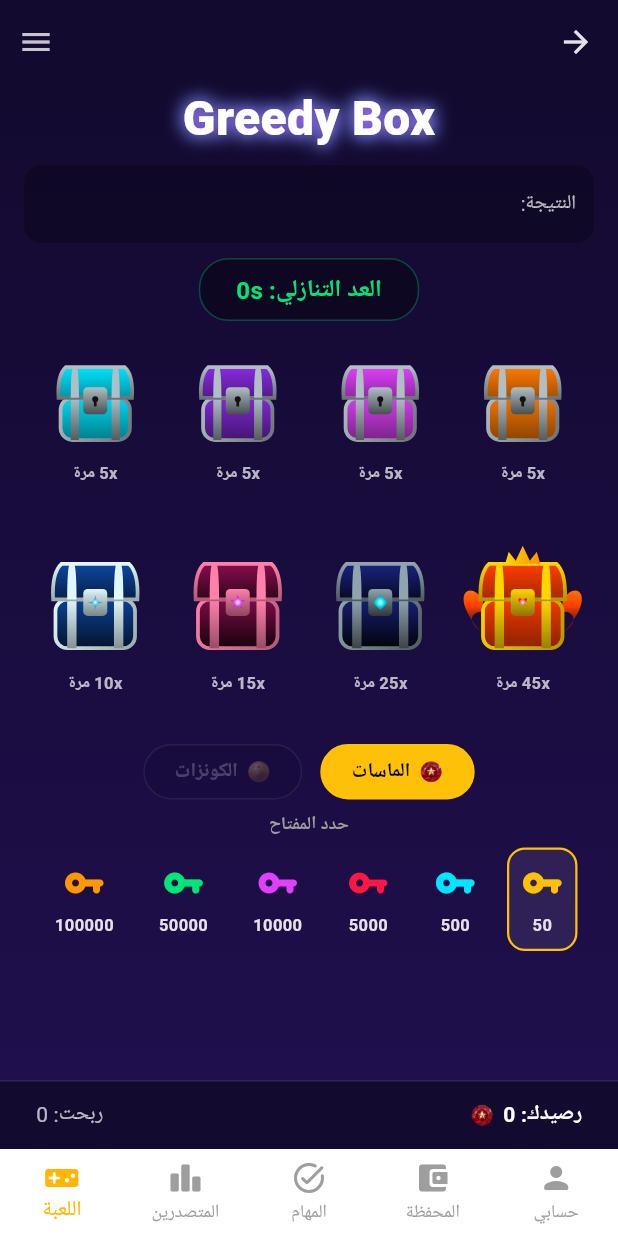
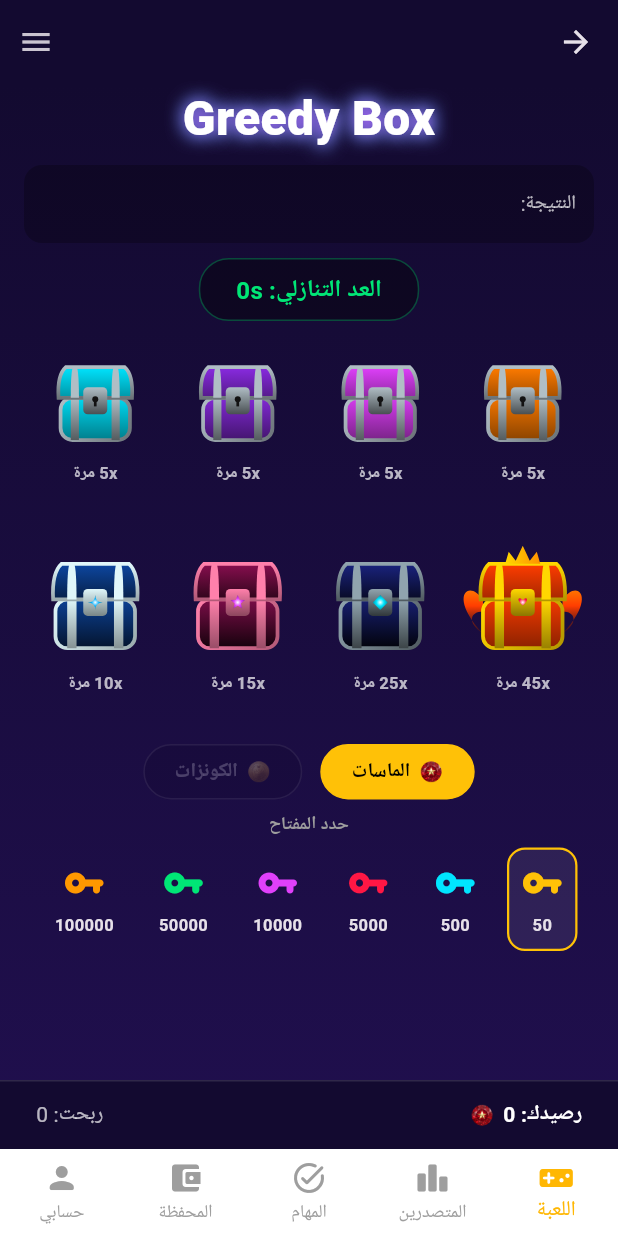
Before and after one commit to a94r98/greed-box-mobile, a Flutter app: the MainNavigationPage screen opened directly, on a phone screen of 412 x 824 dp. Run offline on Flutter 3.47's test engine with Material 3 defaults, Android fonts, the phone set to English and light mode, and no system bars; our stand-ins replace audioplayers, device_info_plus, image_picker, lottie, shared_preferences, socket_io_client; accounts and stored records are empty; network calls fail; project files that could hold a hidden picture were left out.

Commit message:
style: reverse order of bottom navigation bar pages and items

```diff
--- a/lib/screens/navigation_page.dart
+++ b/lib/screens/navigation_page.dart
@@ -15,14 +15,14 @@ class MainNavigationPage extends StatefulWidget {
 }
 
 class _MainNavigationPageState extends State<MainNavigationPage> {
-  int _currentIndex = 4;
+  int _currentIndex = 0;
 
   final List<Widget> _pages = [
+    const GameScreen(),
+    const RankingsPage(),
+    const TasksPage(),
+    const WalletPage(),
     const ProfilePage(),
-    const WalletPage(),
-    const TasksPage(),
-    const RankingsPage(),
-    const GameScreen(),
   ];
 
   @override
@@ -62,7 +62,7 @@ class _MainNavigationPageState extends State<MainNavigationPage> {
                         color: Colors.white,
                       ),
                       textAlign: TextAlign.center,
-                    ),
+                     ),
                     const SizedBox(height: 16),
                     Text(
                       game.maintenanceMessage!,
@@ -92,11 +92,11 @@ class _MainNavigationPageState extends State<MainNavigationPage> {
                 });
               },
               items: const [
+                BottomNavigationBarItem(icon: Icon(Icons.videogame_asset_rounded), label: "اللعبة"),
+                BottomNavigationBarItem(icon: Icon(Icons.leaderboard_rounded), label: "المتصدرين"),
+                BottomNavigationBarItem(icon: Icon(Icons.task_alt_rounded), label: "المهام"),
+                BottomNavigationBarItem(icon: Icon(Icons.account_balance_wallet_rounded), label: "المحفظة"),
                 BottomNavigationBarItem(icon: Icon(Icons.person_rounded), label: "حسابي"),
-                BottomNavigationBarItem(icon: Icon(Icons.account_balance_wallet_rounded), label: "المحفظة"),
-                BottomNavigationBarItem(icon: Icon(Icons.task_alt_rounded), label: "المهام"),
-                BottomNavigationBarItem(icon: Icon(Icons.leaderboard_rounded), label: "المتصدرين"),
-                BottomNavigationBarItem(icon: Icon(Icons.videogame_asset_rounded), label: "اللعبة"),
               ],
             ),
     );
```
